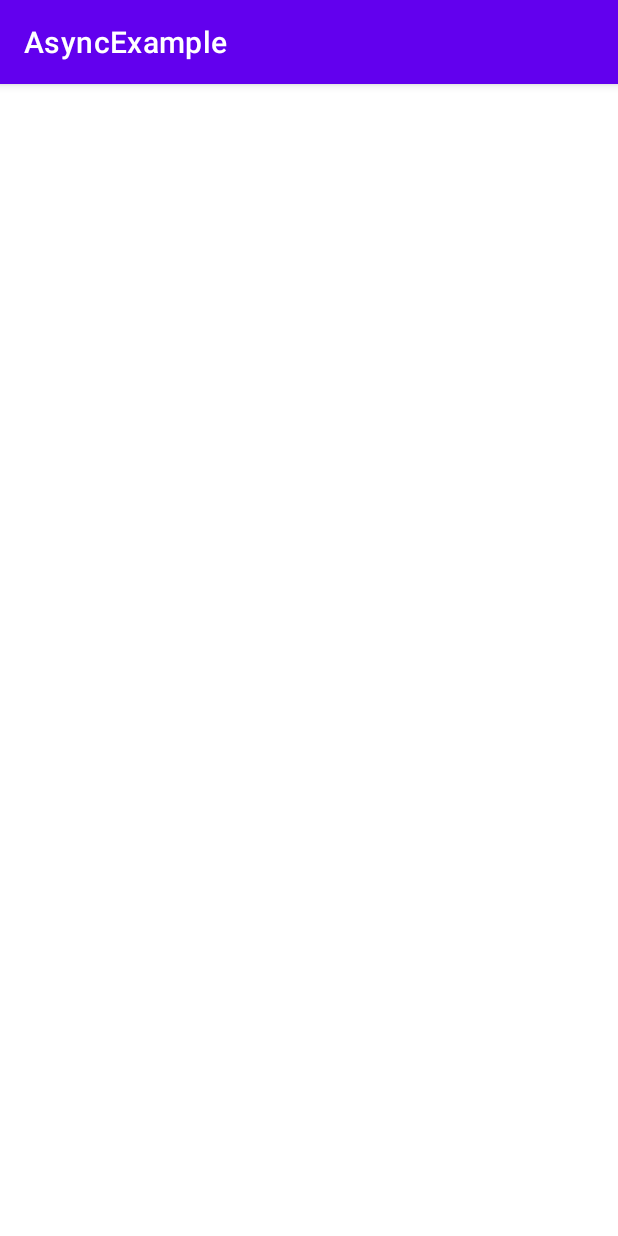
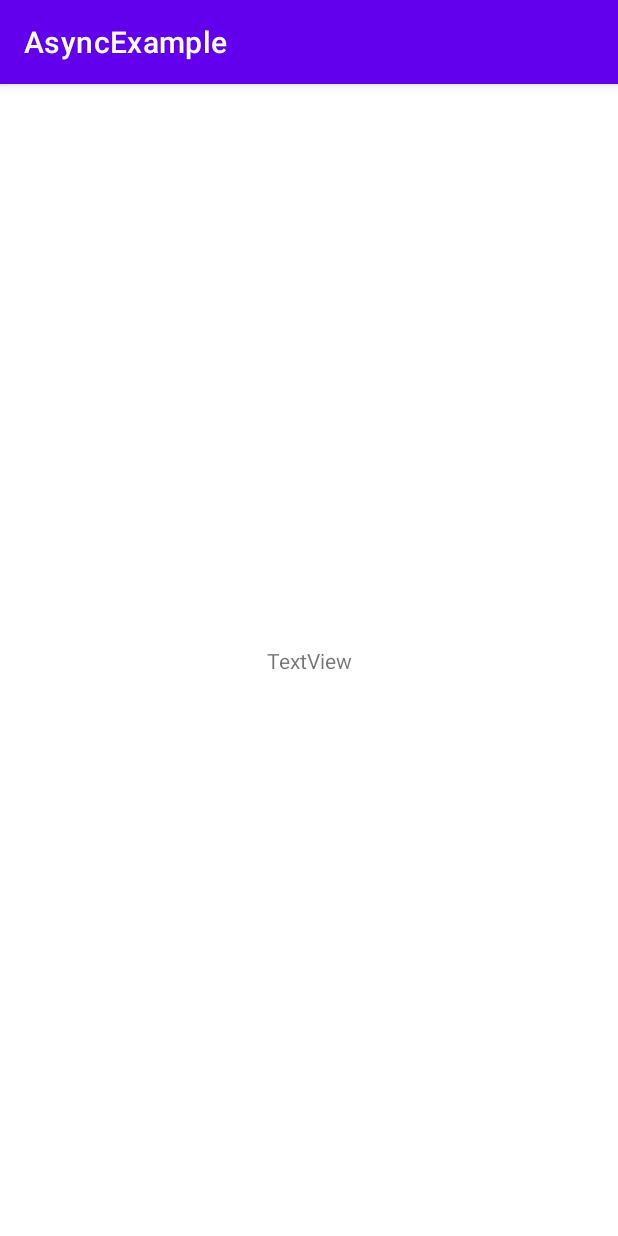
Before and after one commit to YuraTal/AsyncExample, an Android app: the AsyncTaskExample screen opened directly, with no data from a screen before it, on a phone screen of 412 x 824 dp. Run offline under Robolectric (Android 15) with nearby library versions, the phone set to English and light mode, and no system bars.

Commit message:
Explained AsyncTask class structure

```diff
--- a/app/src/main/java/ru/synergy/asyncexample/AsyncTaskExample.java
+++ b/app/src/main/java/ru/synergy/asyncexample/AsyncTaskExample.java
@@ -2,7 +2,10 @@ package ru.synergy.asyncexample;
 
 import androidx.appcompat.app.AppCompatActivity;
 
+import android.os.AsyncTask;
 import android.os.Bundle;
+import android.view.View;
+import android.widget.TextView;
 
 public class AsyncTaskExample extends AppCompatActivity {
 
@@ -10,5 +13,44 @@ public class AsyncTaskExample extends AppCompatActivity {
     protected void onCreate(Bundle savedInstanceState) {
         super.onCreate(savedInstanceState);
         setContentView(R.layout.activity_async_task_example);
+
+        MyAsyncTask asyncTask = new MyAsyncTask();
+        asyncTask.execute("Hello world");
     }
 }
+
+class MyAsyncTask extends AsyncTask<String, Integer, Integer>{
+
+
+
+    @Override
+    protected Integer doInBackground(String... strings) {
+
+        int myProgress = 0;
+        publishProgress(myProgress);
+        int result = myProgress++;
+        return result;
+    }
+
+    @Override
+    protected void onProgressUpdate(Integer... values) {
+        super.onProgressUpdate(values);
+    }
+
+    @Override
+    protected void onPreExecute() {
+        super.onPreExecute();
+    }
+
+    @Override
+    protected void onCancelled(Integer integer) {
+        super.onCancelled(integer);
+    }
+
+    @Override
+    protected void onPostExecute(Integer integer) {
+        super.onPostExecute(integer);
+    }
+
+
+}
--- a/app/src/main/res/layout/activity_async_task_example.xml
+++ b/app/src/main/res/layout/activity_async_task_example.xml
@@ -6,4 +6,13 @@
     android:layout_height="match_parent"
     tools:context=".AsyncTaskExample">
 
+    <TextView
+        android:id="@+id/textView"
+        android:layout_width="wrap_content"
+        android:layout_height="wrap_content"
+        android:text="TextView"
+        app:layout_constraintBottom_toBottomOf="parent"
+        app:layout_constraintEnd_toEndOf="parent"
+        app:layout_constraintStart_toStartOf="parent"
+        app:layout_constraintTop_toTopOf="parent" />
 </androidx.constraintlayout.widget.ConstraintLayout>
```
